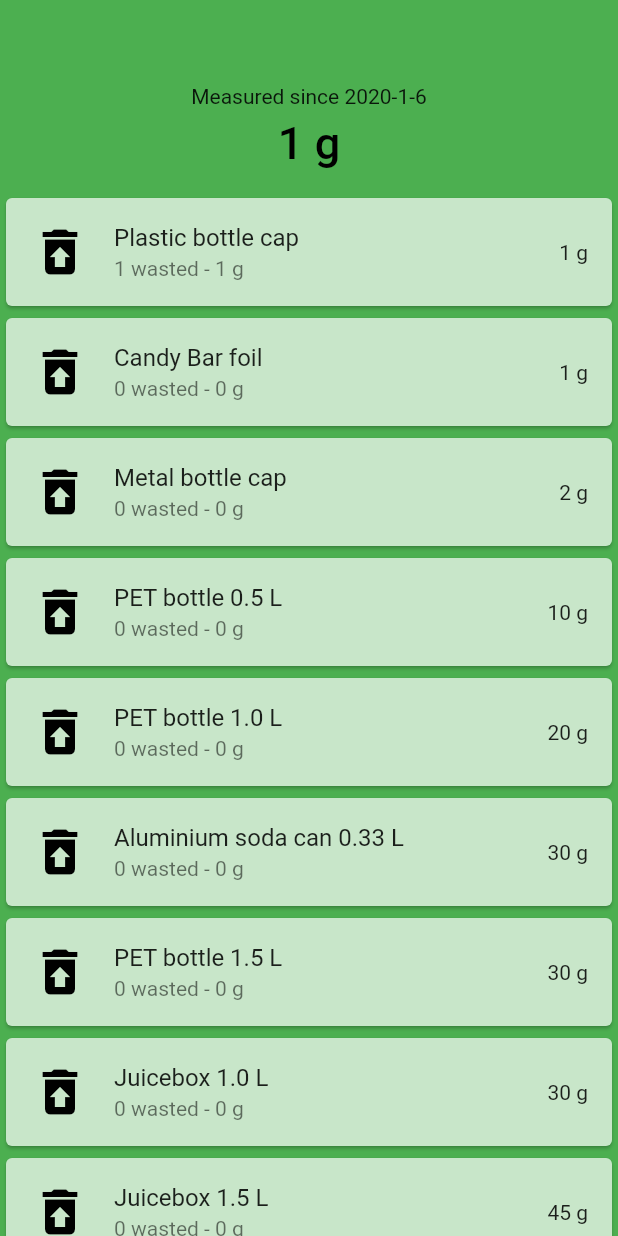
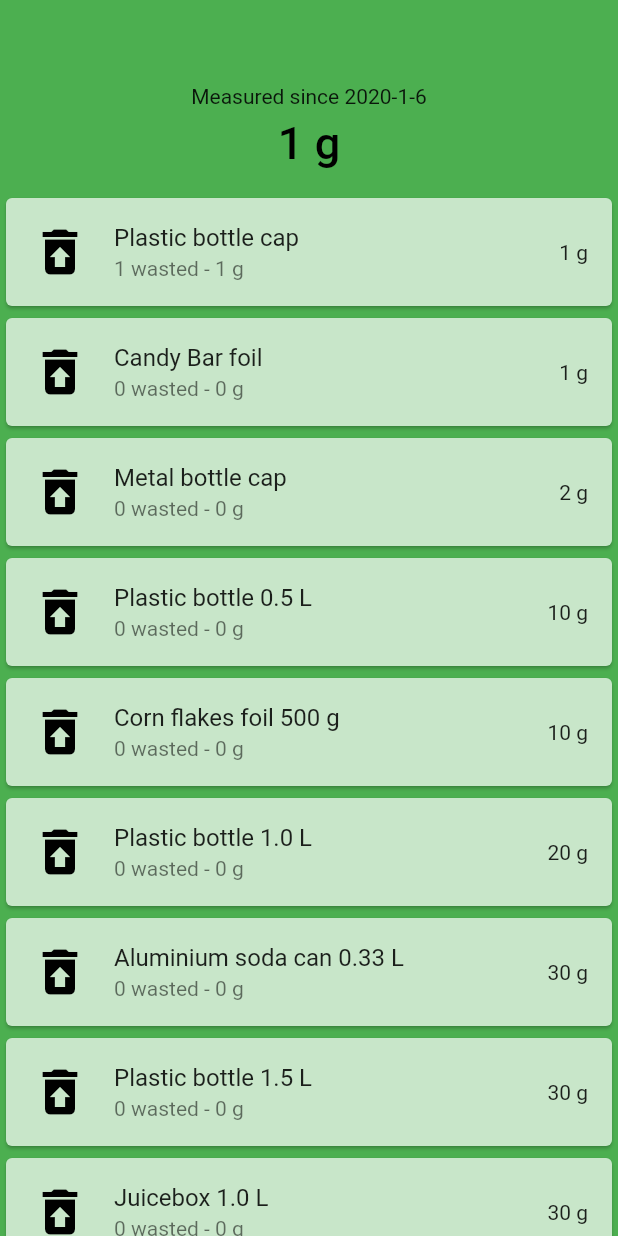
Before and after one commit to mattmaniak/rubbish_calc, a Flutter app: the screen it shows after launch, after a tap on "Plastic bottle cap", on a phone screen of 412 x 824 dp. Run offline on Flutter 3.47's test engine with Material 2 defaults, Android fonts, the phone set to English and light mode, and no system bars; our stand-ins replace sqflite; accounts and stored records are empty.

```diff
--- a/lib/database.dart
+++ b/lib/database.dart
@@ -7,18 +7,18 @@ class Db {
   static const String _dateTableName = 'Date';
   Database _file;
 
-  Future<String> get filename async => await getDatabasesPath() + '/' + _name;
+  Future<String> get _filename async => await getDatabasesPath() + '/' + _name;
 
   Future<bool> get exists async {
-    if (await databaseExists(await filename)) {
+    if (await databaseExists(await _filename)) {
       return true;
     }
     return false;
   }
 
   Future<void> create() async {
-    _file =
-        await openDatabase(await filename, version: 1, onCreate: (db, version) {
+    _file = await openDatabase(await _filename, version: 1,
+        onCreate: (db, version) {
       const String idSql = 'id INTEGER NOT NULL PRIMARY KEY';
       db
           .execute('CREATE TABLE $_rubbishTableName('
@@ -32,7 +32,7 @@ class Db {
   }
 
   Future<List<Item>> loadRubbish(List<Item> rubbish) async {
-    _file = await openDatabase(await filename, onOpen: (db) {
+    _file = await openDatabase(await _filename, onOpen: (db) {
       rubbish.forEach((item) {
         try {
           db.rawQuery('SELECT * FROM $_rubbishTableName WHERE id = ?',
@@ -57,7 +57,7 @@ class Db {
   }
 
   Future<String> loadAppInitDate(String appInitDate, String currentDate) async {
-    _file = await openDatabase(await filename, onOpen: (db) {
+    _file = await openDatabase(await _filename, onOpen: (db) {
       try {
         db.rawQuery('SELECT * FROM $_dateTableName WHERE id = ?', [1]).then(
             (date) {
@@ -90,7 +90,7 @@ class Db {
       }
     }
 
-    _file = await openDatabase(await filename, onOpen: (db) async {
+    _file = await openDatabase(await _filename, onOpen: (db) async {
       int numberOfRows = Sqflite.firstIntValue(
           await db.rawQuery('SELECT COUNT(*) FROM $_rubbishTableName'));
 
--- a/lib/rubbish.dart
+++ b/lib/rubbish.dart
@@ -13,11 +13,11 @@ List<Item> generateRubbish(int maxRubbishGrams, Function callback) {
     ),
     // https://www.quora.com/What-is-the-weight-of-1-5-liter-empty-pet-bottles
     Item(
-      name: 'PET bottle 0.5 L',
+      name: 'Plastic bottle 0.5 L',
       weightGrams: 10,
     ),
     Item(
-      name: 'PET bottle 1.0 L',
+      name: 'Plastic bottle 1.0 L',
       weightGrams: 20,
     ),
     // https://www.quora.com/How-much-does-a-330ml-can-of-soda-weigh-in-grams
@@ -26,7 +26,7 @@ List<Item> generateRubbish(int maxRubbishGrams, Function callback) {
       weightGrams: 30,
     ),
     Item(
-      name: 'PET bottle 1.5 L',
+      name: 'Plastic bottle 1.5 L',
       weightGrams: 30,
     ),
     Item(
@@ -50,6 +50,10 @@ List<Item> generateRubbish(int maxRubbishGrams, Function callback) {
       name: 'Candy Bar foil',
       weightGrams: 1,
     ),
+    Item(
+      name: 'Corn flakes foil 500 g',
+      weightGrams: 10,
+    ),
   ];
   for (int i = 0; i < rubbish.length; i++) {
     final int id = i + 1;
```
